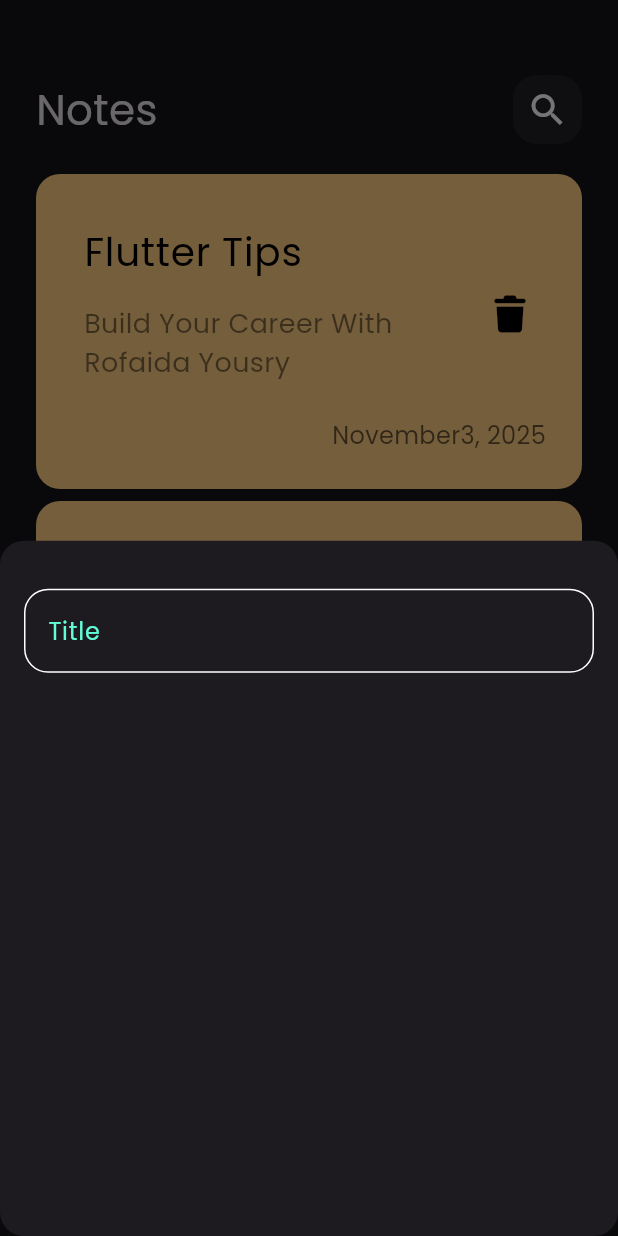
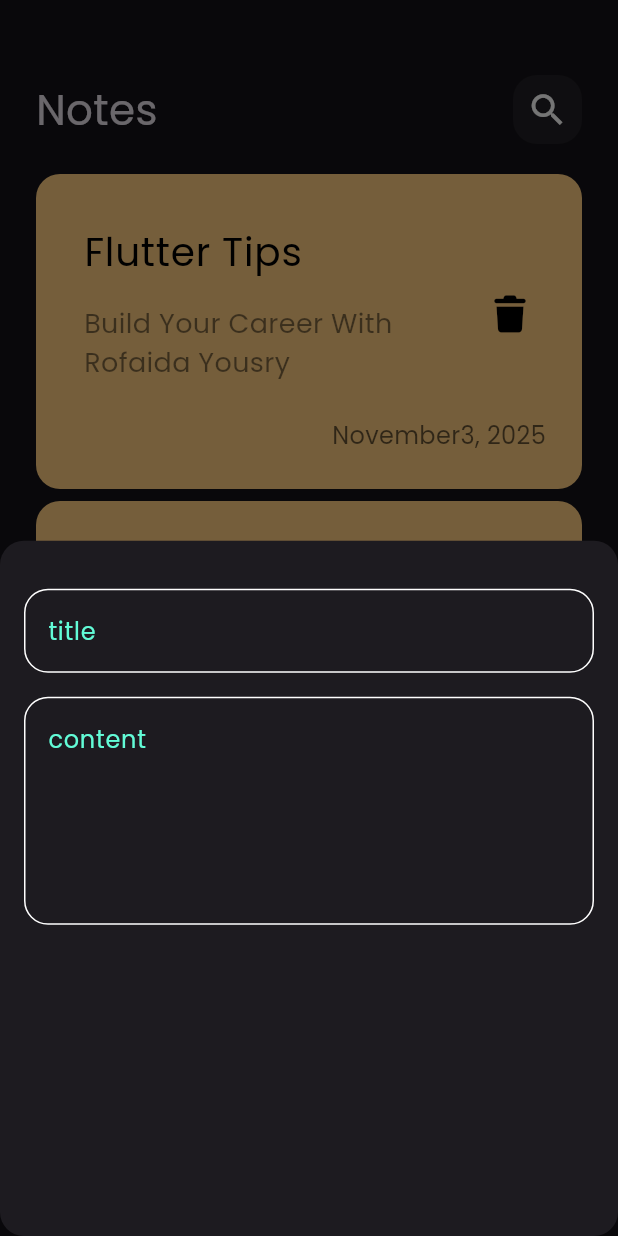
Before and after one commit to Rofaida-yousry26/notes_app, a Flutter app: the screen it shows after launch, after a tap on the "add" icon, on a phone screen of 412 x 824 dp. Run offline on Flutter 3.47's test engine with Material 3 defaults, Android fonts, the phone set to English and light mode, and no system bars; our stand-ins replace font_awesome_flutter.

Commit message:
add fields to buttom sheet

```diff
--- a/lib/widgets/add_note_bottom_sheet.dart
+++ b/lib/widgets/add_note_bottom_sheet.dart
@@ -9,9 +9,13 @@ class AddNoteBottomSheet extends StatelessWidget {
     return  Padding(
       padding: const EdgeInsets.symmetric(horizontal: 16),
       child: Column(
-        children: [
+        children: const[
           SizedBox(height: 32,),
-          CustomTextField()
+          CustomTextField(hint: 'title',
+        ),
+          SizedBox(height: 16,),
+          CustomTextField(hint: 'content',
+          maxLines: 5,),
         ],
       ),
     );
--- a/lib/widgets/custom_text_field.dart
+++ b/lib/widgets/custom_text_field.dart
@@ -2,14 +2,18 @@ import 'package:flutter/material.dart';
 import 'package:notes_application/constants/constants.dart';
 
 class CustomTextField extends StatelessWidget {
-  const CustomTextField({super.key});
+  const CustomTextField({super.key, required this.hint,  this.maxLines=1});
 
+
+  final String hint;
+  final int maxLines;
   @override
   Widget build(BuildContext context) {
     return TextField(
       cursorColor: kPrimaryColor,
+      maxLines: maxLines,
       decoration:InputDecoration(
-        hintText: 'Title',
+        hintText: hint,
         hintStyle:TextStyle(
           color: kPrimaryColor
         ) ,
```
